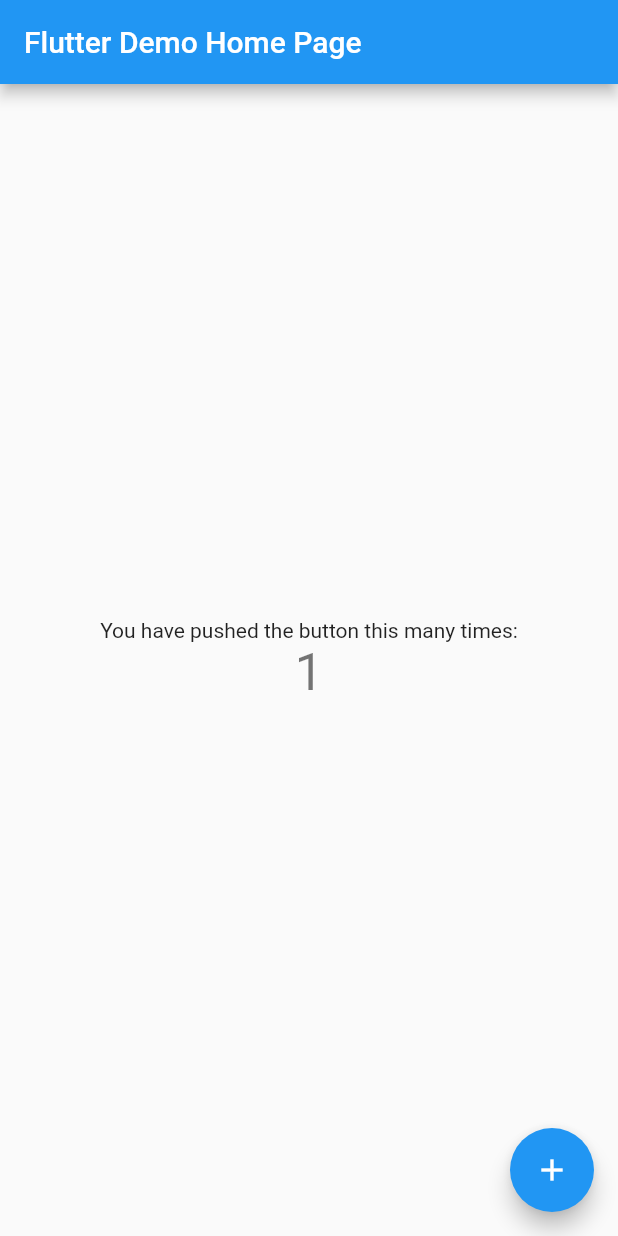
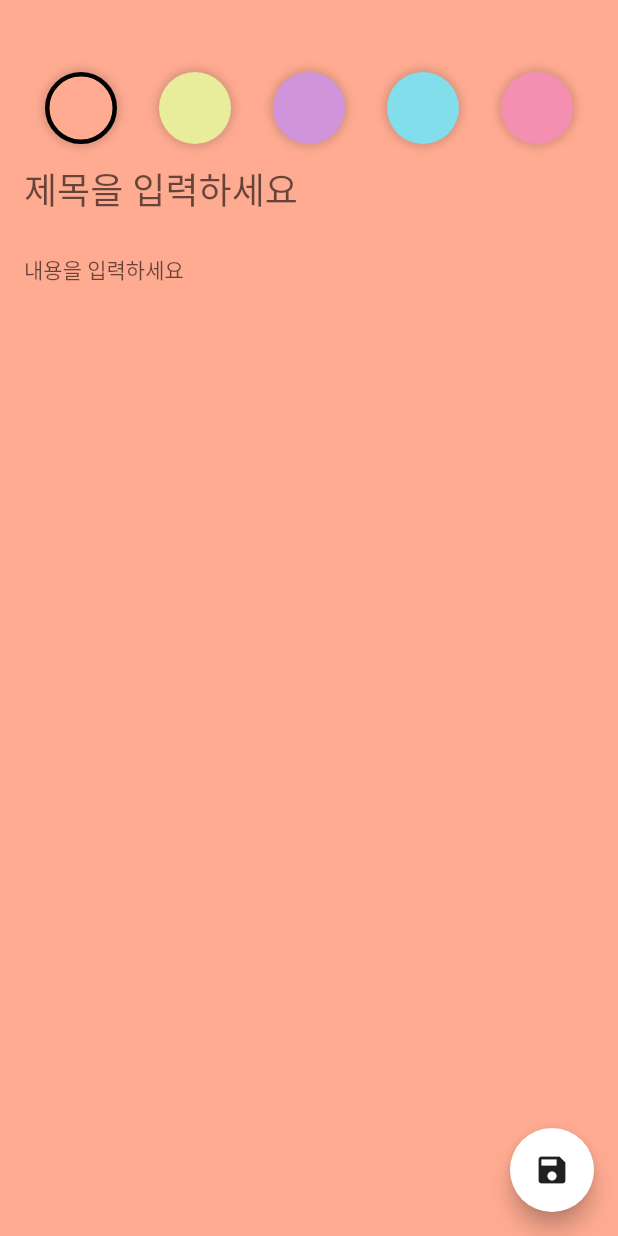
Before and after one commit to youyoung00/flutter-note_clean_architecture, a Flutter app: the screen it shows after launch, after a tap on the "add" icon, on a phone screen of 412 x 824 dp. Run offline on Flutter 3.47's test engine with Material 2 defaults, Android fonts, the phone set to English and light mode, and no system bars; our stand-ins replace freezed_annotation, sqflite; accounts and stored records are empty.

Commit message:
노트앱 : View 0.1 version -> UI 그리기 기획의 내용을 보며 구현.

```diff
--- a/lib/main.dart
+++ b/lib/main.dart
@@ -1,4 +1,6 @@
 import 'package:flutter/material.dart';
+import 'package:note_clean_architecture/presentation/notes/notes_screen.dart';
+import 'package:note_clean_architecture/ui/colors.dart';
 
 void main() {
   runApp(const MyApp());
@@ -7,109 +9,24 @@ void main() {
 class MyApp extends StatelessWidget {
   const MyApp({Key? key}) : super(key: key);
 
-  // This widget is the root of your application.
   @override
   Widget build(BuildContext context) {
     return MaterialApp(
       title: 'Flutter Demo',
       theme: ThemeData(
-        // This is the theme of your application.
-        //
-        // Try running your application with "flutter run". You'll see the
-        // application has a blue toolbar. Then, without quitting the app, try
-        // changing the primarySwatch below to Colors.green and then invoke
-        // "hot reload" (press "r" in the console where you ran "flutter run",
-        // or simply save your changes to "hot reload" in a Flutter IDE).
-        // Notice that the counter didn't reset back to zero; the application
-        // is not restarted.
-        primarySwatch: Colors.blue,
+        primaryColor: Colors.white,
+        backgroundColor: darkGray,
+        canvasColor: darkGray,
+        floatingActionButtonTheme:
+            Theme.of(context).floatingActionButtonTheme.copyWith(
+                  backgroundColor: Colors.white,
+                  foregroundColor: darkGray,
+                ),
+        appBarTheme: Theme.of(context).appBarTheme.copyWith(
+              backgroundColor: darkGray,
+            ),
       ),
-      home: const MyHomePage(title: 'Flutter Demo Home Page'),
+      home: const NotesScreen(),
     );
   }
 }
-
-class MyHomePage extends StatefulWidget {
-  const MyHomePage({Key? key, required this.title}) : super(key: key);
-
-  // This widget is the home page of your application. It is stateful, meaning
-  // that it has a State object (defined below) that contains fields that affect
-  // how it looks.
-
-  // This class is the configuration for the state. It holds the values (in this
-  // case the title) provided by the parent (in this case the App widget) and
-  // used by the build method of the State. Fields in a Widget subclass are
-  // always marked "final".
-
-  final String title;
-
-  @override
-  State<MyHomePage> createState() => _MyHomePageState();
-}
-
-class _MyHomePageState extends State<MyHomePage> {
-  int _counter = 0;
-
-  void _incrementCounter() {
-    setState(() {
-      // This call to setState tells the Flutter framework that something has
-      // changed in this State, which causes it to rerun the build method below
-      // so that the display can reflect the updated values. If we changed
-      // _counter without calling setState(), then the build method would not be
-      // called again, and so nothing would appear to happen.
-      _counter++;
-    });
-  }
-
-  @override
-  Widget build(BuildContext context) {
-    // This method is rerun every time setState is called, for instance as done
-    // by the _incrementCounter method above.
-    //
-    // The Flutter framework has been optimized to make rerunning build methods
-    // fast, so that you can just rebuild anything that needs updating rather
-    // than having to individually change instances of widgets.
-    return Scaffold(
-      appBar: AppBar(
-        // Here we take the value from the MyHomePage object that was created by
-        // the App.build method, and use it to set our appbar title.
-        title: Text(widget.title),
-      ),
-      body: Center(
-        // Center is a layout widget. It takes a single child and positions it
-        // in the middle of the parent.
-        child: Column(
-          // Column is also a layout widget. It takes a list of children and
-          // arranges them vertically. By default, it sizes itself to fit its
-          // children horizontally, and tries to be as tall as its parent.
-          //
-          // Invoke "debug painting" (press "p" in the console, choose the
-          // "Toggle Debug Paint" action from the Flutter Inspector in Android
-          // Studio, or the "Toggle Debug Paint" command in Visual Studio Code)
-          // to see the wireframe for each widget.
-          //
-          // Column has various properties to control how it sizes itself and
-          // how it positions its children. Here we use mainAxisAlignment to
-          // center the children vertically; the main axis here is the vertical
-          // axis because Columns are vertical (the cross axis would be
-          // horizontal).
-          mainAxisAlignment: MainAxisAlignment.center,
-          children: <Widget>[
-            const Text(
-              'You have pushed the button this many times:',
-            ),
-            Text(
-              '$_counter',
-              style: Theme.of(context).textTheme.headline4,
-            ),
-          ],
-        ),
-      ),
-      floatingActionButton: FloatingActionButton(
-        onPressed: _incrementCounter,
-        tooltip: 'Increment',
-        child: const Icon(Icons.add),
-      ), // This trailing comma makes auto-formatting nicer for build methods.
-    );
-  }
-}
--- a/lib/presentation/add_edit_note/add_edit_note_event.dart
+++ b/lib/presentation/add_edit_note/add_edit_note_event.dart
@@ -0,0 +1,10 @@
+import 'package:freezed_annotation/freezed_annotation.dart';
+
+part 'add_edit_note_event.freezed.dart';
+
+@freezed
+abstract class AddEditNoteEvent<T> with _$AddEditNoteEvent<T> {
+  const factory AddEditNoteEvent.changeColor(int color) = ChangeColor;
+  const factory AddEditNoteEvent.saveNote(
+      int? id, String title, String content) = SaveNote;
+}
--- /dev/null
+++ b/lib/presentation/add_edit_note/add_edit_note_screen.dart
@@ -0,0 +1,122 @@
+import 'package:flutter/material.dart';
+import 'package:note_clean_architecture/ui/colors.dart';
+
+class AddEditNoteScreen extends StatefulWidget {
+  const AddEditNoteScreen({Key? key}) : super(key: key);
+
+  @override
+  State<AddEditNoteScreen> createState() => _AddEditNoteScreenState();
+}
+
+class _AddEditNoteScreenState extends State<AddEditNoteScreen> {
+  final _titleController = TextEditingController();
+  final _contentsController = TextEditingController();
+
+  final List<Color> noteColors = [
+    roseBud,
+    primrose,
+    wisteria,
+    skyBlue,
+    illusion,
+  ];
+
+  Color _color = roseBud;
+
+  @override
+  void dispose() {
+    _titleController.dispose();
+    _contentsController.dispose();
+    super.dispose();
+  }
+
+  @override
+  Widget build(BuildContext context) {
+    return Scaffold(
+      floatingActionButton: FloatingActionButton(
+        onPressed: () {},
+        child: const Icon(Icons.save),
+      ),
+      body: AnimatedContainer(
+        padding: const EdgeInsets.only(
+          left: 16.0,
+          right: 16.0,
+          bottom: 16.0,
+          top: 48,
+        ),
+        color: _color,
+        duration: const Duration(milliseconds: 500),
+        child: Column(
+          children: [
+            Row(
+              mainAxisAlignment: MainAxisAlignment.spaceAround,
+              children: noteColors
+                  .map(
+                    (color) => InkWell(
+                      onTap: () {
+                        setState(() {
+                          _color = color;
+                        });
+                      },
+                      child: _buildBackgroundColor(
+                          color: color, selected: _color == color),
+                    ),
+                  )
+                  .toList(),
+            ),
+            TextField(
+              controller: _titleController,
+              maxLines: 1,
+              style: Theme.of(context)
+                  .textTheme
+                  .headline5!
+                  .copyWith(color: darkGray),
+              decoration: const InputDecoration(
+                hintText: '제목을 입력하세요',
+                border: InputBorder.none,
+              ),
+            ),
+            TextField(
+              controller: _contentsController,
+              maxLines: null,
+              style: Theme.of(context)
+                  .textTheme
+                  .bodyText1!
+                  .copyWith(color: darkGray),
+              decoration: const InputDecoration(
+                hintText: '내용을 입력하세요',
+                border: InputBorder.none,
+              ),
+            )
+          ],
+        ),
+      ),
+    );
+  }
+
+  Widget _buildBackgroundColor({
+    required Color color,
+    required bool selected,
+  }) {
+    return Container(
+      width: 48,
+      height: 48,
+      decoration: BoxDecoration(
+        color: color,
+        shape: BoxShape.circle,
+        boxShadow: [
+          BoxShadow(
+            color: Colors.black.withOpacity(0.2),
+            blurRadius: 5.0,
+            spreadRadius: 1.0,
+          ),
+        ],
+        border: selected
+            ? Border.all(
+                color: Colors.black,
+                width: 3.0,
+              )
+            : null,
+      ),
+    );
+  }
+}
--- a/lib/presentation/add_edit_note/add_edit_note_view_model.dart
+++ b/lib/presentation/add_edit_note/add_edit_note_view_model.dart
@@ -0,0 +1,48 @@
+import 'package:flutter/material.dart';
+import 'package:note_clean_architecture/domain/model/note.dart';
+import 'package:note_clean_architecture/domain/repository/note_repository.dart';
+import 'package:note_clean_architecture/presentation/add_edit_note/add_edit_note_event.dart';
+
+class AddEditNoteViewModel with ChangeNotifier {
+  final NoteRepository repository;
+  int _color = Colors.orange.value;
+
+  int get color => _color;
+
+  AddEditNoteViewModel(this.repository);
+
+  void onEvent(AddEditNoteEvent event) {
+    event.when(
+      changeColor: _changeColor,
+      saveNote: _saveNote,
+    );
+  }
+
+  Future<void> _changeColor(int color) async {
+    _color = color;
+    notifyListeners();
+  }
+
+  Future<void> _saveNote(
+    int? id,
+    String title,
+    String content,
+  ) async {
+    if (id == null) {
+      await repository.insertNote(
+        Note(
+            color: _color,
+            title: title,
+            content: content,
+            timestamp: DateTime.now().millisecondsSinceEpoch),
+      );
+    } else {
+      await repository.updateNote(Note(
+          id: id,
+          color: _color,
+          title: title,
+          content: content,
+          timestamp: DateTime.now().millisecondsSinceEpoch));
+    }
+  }
+}
--- /dev/null
+++ b/lib/presentation/notes/components/note_item.dart
@@ -0,0 +1,60 @@
+import 'package:flutter/material.dart';
+import 'package:note_clean_architecture/domain/model/note.dart';
+
+class NoteItem extends StatelessWidget {
+  final Note note;
+  final Function? onDeleteTap;
+
+  const NoteItem({
+    Key? key,
+    required this.note,
+    this.onDeleteTap,
+  }) : super(key: key);
+
+  @override
+  Widget build(BuildContext context) {
+    return Padding(
+      padding: const EdgeInsets.all(8.0),
+      child: Stack(
+        children: [
+          Container(
+            width: double.infinity,
+            padding: const EdgeInsets.all(16),
+            decoration: BoxDecoration(
+              borderRadius: BorderRadius.circular(10),
+              color: Color(note.color),
+            ),
+            child: Column(
+              crossAxisAlignment: CrossAxisAlignment.start,
+              children: [
+                Text(
+                  note.title,
+                  maxLines: 1,
+                  overflow: TextOverflow.ellipsis,
+                  style: Theme.of(context).textTheme.headline6,
+                ),
+                const SizedBox(height: 8),
+                Text(
+                  note.content,
+                  maxLines: 10,
+                  overflow: TextOverflow.ellipsis,
+                  style: Theme.of(context).textTheme.bodyText2,
+                ),
+              ],
+            ),
+          ),
+          Positioned(
+            bottom: 8,
+            right: 8,
+            child: GestureDetector(
+              onTap: () {
+                onDeleteTap?.call();
+              },
+              child: const Icon(Icons.delete),
+            ),
+          ),
+        ],
+      ),
+    );
+  }
+}
--- /dev/null
+++ b/lib/presentation/notes/notes_screen.dart
@@ -0,0 +1,67 @@
+import 'package:flutter/material.dart';
+import 'package:note_clean_architecture/domain/model/note.dart';
+import 'package:note_clean_architecture/presentation/add_edit_note/add_edit_note_screen.dart';
+import 'package:note_clean_architecture/ui/colors.dart';
+
+import 'components/note_item.dart';
+
+class NotesScreen extends StatelessWidget {
+  const NotesScreen({Key? key}) : super(key: key);
+
+  @override
+  Widget build(BuildContext context) {
+    return Scaffold(
+      appBar: AppBar(
+        elevation: 0,
+        title: const Text(
+          'Your note',
+          style: TextStyle(
+            fontSize: 30,
+          ),
+        ),
+        actions: [
+          IconButton(
+            onPressed: () {},
+            icon: const Icon(
+              Icons.sort,
+            ),
+          )
+        ],
+      ),
+      floatingActionButton: FloatingActionButton(
+        onPressed: () {
+          Navigator.push(
+            context,
+            MaterialPageRoute(
+              builder: (context) => const AddEditNoteScreen(),
+            ),
+          );
+        },
+        child: const Icon(Icons.add),
+      ),
+      body: Padding(
+        padding: const EdgeInsets.all(8.0),
+        child: ListView(
+          children: [
+            NoteItem(
+              note: Note(
+                title: 'title1',
+                content: 'content1',
+                color: wisteria.value,
+                timestamp: 1,
+              ),
+            ),
+            NoteItem(
+              note: Note(
+                title: 'title2',
+                content: 'content2',
+                color: skyBlue.value,
+                timestamp: 1,
+              ),
+            ),
+          ],
+        ),
+      ),
+    );
+  }
+}
--- /dev/null
+++ b/lib/ui/colors.dart
@@ -0,0 +1,10 @@
+import 'dart:ui';
+
+const roseBud = Color(0xFFFFAB91);
+const primrose = Color(0xFFE7ED9B);
+const wisteria = Color(0xFFCF94DA);
+const skyBlue = Color(0xFF81DEEA);
+const illusion = Color(0xFFF48FB1);
+
+const darkGray = Color(0xFF202020);
+const lightBlue = Color(0xFFD7E8DE);
```
Also changed, not shown: lib/presentation/add_edit_note/add_edit_note_event.freezed.dart (added).
